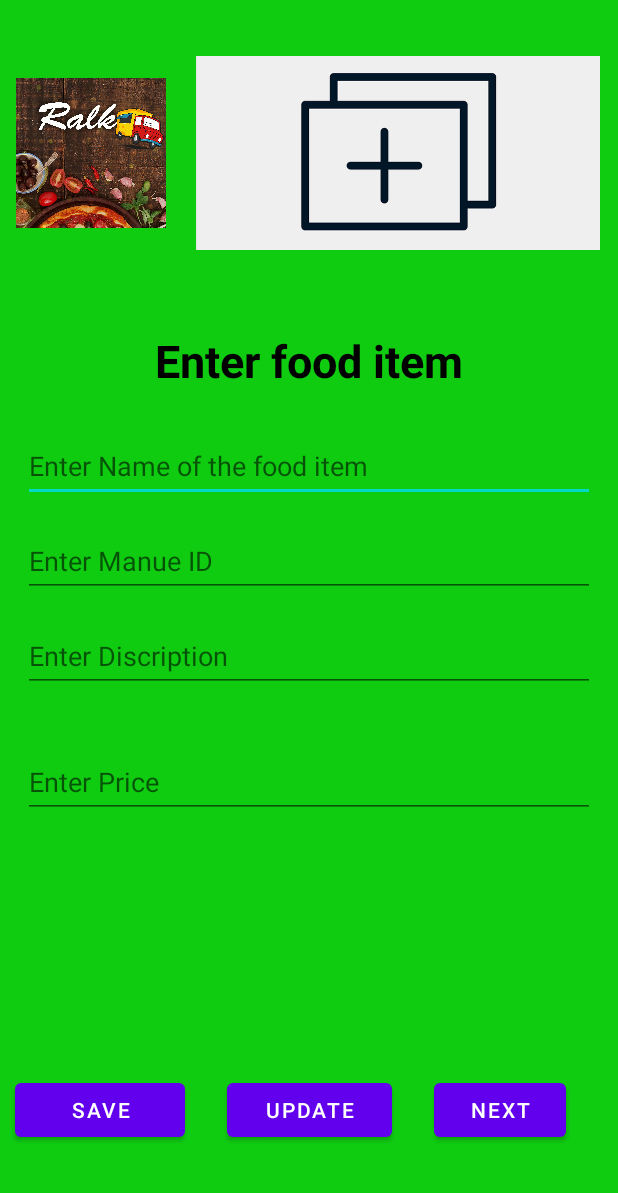
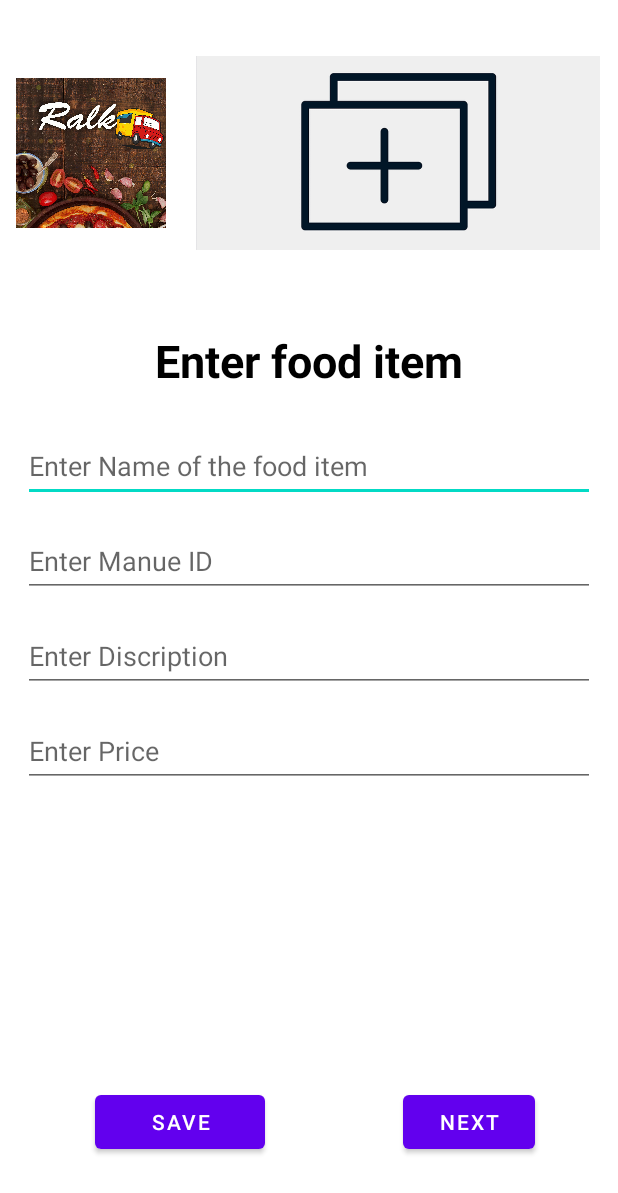
Before and after one commit to Lasitha64/RALK, an Android app: the PmThree screen opened directly, with no data from a screen before it, on a phone screen of 412 x 824 dp. Shown: the top 1193 px of the screen. Run offline under Robolectric (Android 15) with nearby library versions, the phone set to English and light mode, and no system bars; libraries missing offline, so code that uses them is left out: com.theartofdev.edmodo; pictures from the network do not load.

Commit message:
Snow effect failed to implyment. Enter back to white

```diff
--- a/app/src/main/java/com/example/ralk/PmThree.java
+++ b/app/src/main/java/com/example/ralk/PmThree.java
@@ -11,14 +11,12 @@ import android.net.Uri;
 import android.os.Bundle;
 import android.util.Log;
 import android.view.View;
-import android.widget.Button;
 import android.widget.EditText;
 import android.widget.ImageView;
 import android.widget.Toast;
 
 import androidx.annotation.NonNull;
 import androidx.annotation.Nullable;
-
 import androidx.appcompat.app.AppCompatActivity;
 import androidx.core.app.ActivityCompat;
 
@@ -43,8 +41,6 @@ public class PmThree extends AppCompatActivity {
 
 
     EditText et1, et2, et3, et4;
-    //Initialising the variables of buttons
-    Button button3,button4,button5;
 
     ImageView img;
     String e1,e2;
@@ -58,6 +54,7 @@ public class PmThree extends AppCompatActivity {
     protected void onCreate(Bundle savedInstanceState) {
         super.onCreate(savedInstanceState);
         setContentView(R.layout.activity_pm_three);
+        //Initialize variable
         et1 = findViewById(R.id.ProductManagerAddItem_name_of_the_food);
         et2 = findViewById(R.id.ProductManagerAddItem_Discription);
         et3 = findViewById(R.id.ProductManagerAddItem_menu_ID);
@@ -104,6 +101,7 @@ public class PmThree extends AppCompatActivity {
     }
 
 
+    //Converting the image
     public static byte[] imageViewToByte(ImageView image) {
         Bitmap bitmap = ((BitmapDrawable) image.getDrawable()).getBitmap();
         ByteArrayOutputStream stream = new ByteArrayOutputStream();
@@ -127,6 +125,9 @@ public class PmThree extends AppCompatActivity {
             return;
         }
     }
+
+
+    //Crop the image
     @Override
     protected void onActivityResult(int requestCode, int resultCode, @Nullable Intent data) {
 
@@ -150,6 +151,8 @@ public class PmThree extends AppCompatActivity {
 
         super.onActivityResult(requestCode, resultCode, data);
     }
+
+    /*next button*/
     public void next(View v) {
         startActivity(new Intent(PmThree.this, PmFour.class));
     }
--- a/app/src/main/res/layout/activity_pm_second.xml
+++ b/app/src/main/res/layout/activity_pm_second.xml
@@ -33,8 +33,8 @@ tools:context=".pm_second">
         android:layout_marginTop="60dp"
         android:layout_marginEnd="20dp"
         android:ems="10"
-    android:hint="Enter Email"
-    android:inputType="textEmailAddress"
+        android:hint="Enter Name"
+        android:inputType="text"
         app:layout_constraintEnd_toEndOf="parent"
         app:layout_constraintStart_toStartOf="parent"
         app:layout_constraintTop_toBottomOf="@+id/textView" />
@@ -61,6 +61,7 @@ tools:context=".pm_second">
         android:layout_marginTop="92dp"
         android:layout_marginEnd="156dp"
         android:layout_marginBottom="80dp"
+        android:onClick="check"
         android:text="LOGIN"
         app:layout_constraintBottom_toBottomOf="parent"
         app:layout_constraintEnd_toEndOf="parent"
--- a/app/src/main/res/layout/activity_pm_three.xml
+++ b/app/src/main/res/layout/activity_pm_three.xml
@@ -4,7 +4,7 @@
     xmlns:tools="http://schemas.android.com/tools"
     android:layout_width="match_parent"
     android:layout_height="match_parent"
-    android:background="#0FCC11"
+    android:background="#FFFFFF"
     tools:context=".PmThree">
 
     <ImageView
@@ -85,51 +85,43 @@
         android:layout_width="0dp"
         android:layout_height="wrap_content"
         android:layout_marginStart="15dp"
+        android:layout_marginTop="15dp"
         android:layout_marginEnd="15dp"
+        android:layout_marginBottom="40dp"
         android:ems="10"
         android:hint="Enter Price"
         android:inputType="number|numberDecimal"
         android:minHeight="48dp"
-        app:layout_constraintBottom_toTopOf="@+id/button4"
+        app:layout_constraintBottom_toTopOf="@+id/button3"
         app:layout_constraintEnd_toEndOf="parent"
-        app:layout_constraintHorizontal_bias="0.523"
+        app:layout_constraintHorizontal_bias="1.0"
         app:layout_constraintStart_toStartOf="parent"
         app:layout_constraintTop_toBottomOf="@+id/ProductManagerAddItem_Discription"
-        app:layout_constraintVertical_bias="0.173" />
+        app:layout_constraintVertical_bias="0.0" />
 
     <Button
         android:id="@+id/button3"
         android:layout_width="113dp"
         android:layout_height="48dp"
-        android:layout_marginEnd="28dp"
+        android:layout_marginBottom="52dp"
         android:onClick="savenewProduct"
         android:text="Save"
-        app:layout_constraintBottom_toBottomOf="@+id/button4"
-        app:layout_constraintEnd_toStartOf="@+id/button4"
-        app:layout_constraintTop_toTopOf="@+id/button4"
-        app:layout_constraintVertical_bias="0.0" />
-
-    <Button
-        android:id="@+id/button4"
-        android:layout_width="110dp"
-        android:layout_height="48dp"
-        android:layout_marginBottom="60dp"
-        android:text="Update"
         app:layout_constraintBottom_toBottomOf="parent"
         app:layout_constraintEnd_toEndOf="parent"
+        app:layout_constraintHorizontal_bias="0.211"
         app:layout_constraintStart_toStartOf="parent" />
 
     <Button
         android:id="@+id/button5"
         android:layout_width="wrap_content"
         android:layout_height="wrap_content"
-        android:layout_marginStart="28dp"
+        android:layout_marginStart="92dp"
         android:onClick="next"
         android:text="Next"
-        app:layout_constraintBottom_toBottomOf="@+id/button4"
-        app:layout_constraintStart_toEndOf="@+id/button4"
-        app:layout_constraintTop_toTopOf="@+id/button4"
-        app:layout_constraintVertical_bias="0.0" />
+        app:layout_constraintBottom_toBottomOf="@+id/button3"
+        app:layout_constraintStart_toEndOf="@+id/button3"
+        app:layout_constraintTop_toTopOf="@+id/button3"
+        app:layout_constraintVertical_bias="1.0" />
 
     <ImageView
         android:id="@+id/input_Image"
```
Also changed, not shown: app/src/main/java/com/example/ralk/pm_second.java (+22 -6 lines), app/src/main/res/layout/activity_pm_four.xml (+7 -16 lines). Lines whose indentation alone changed are shown as unchanged.
